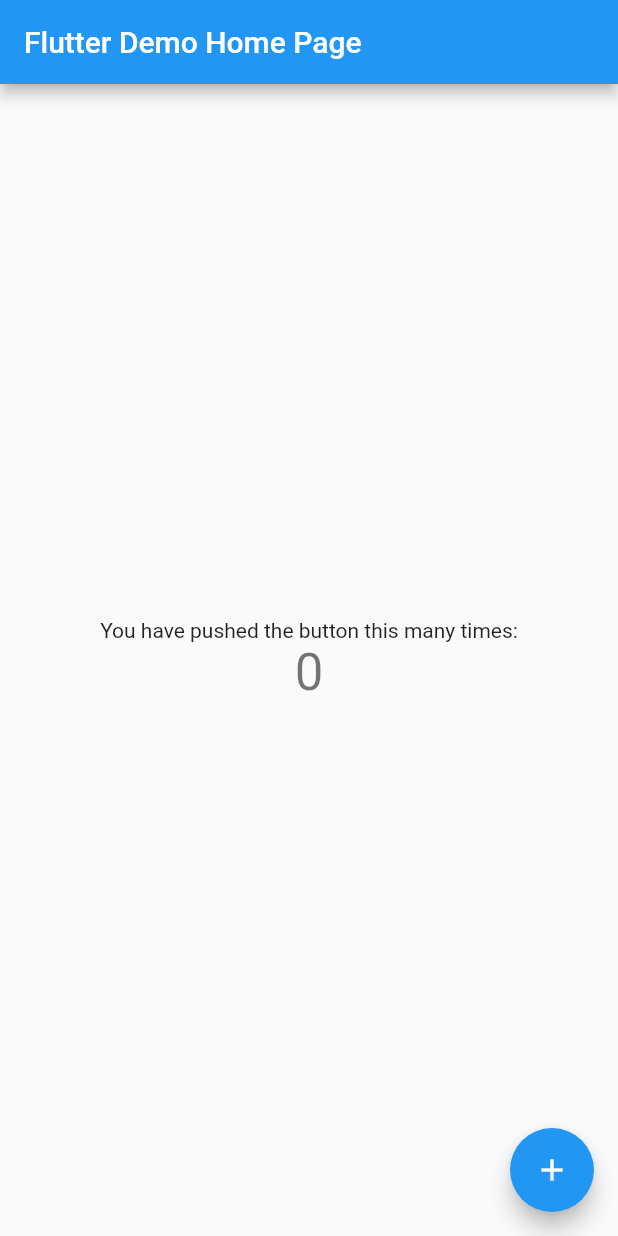
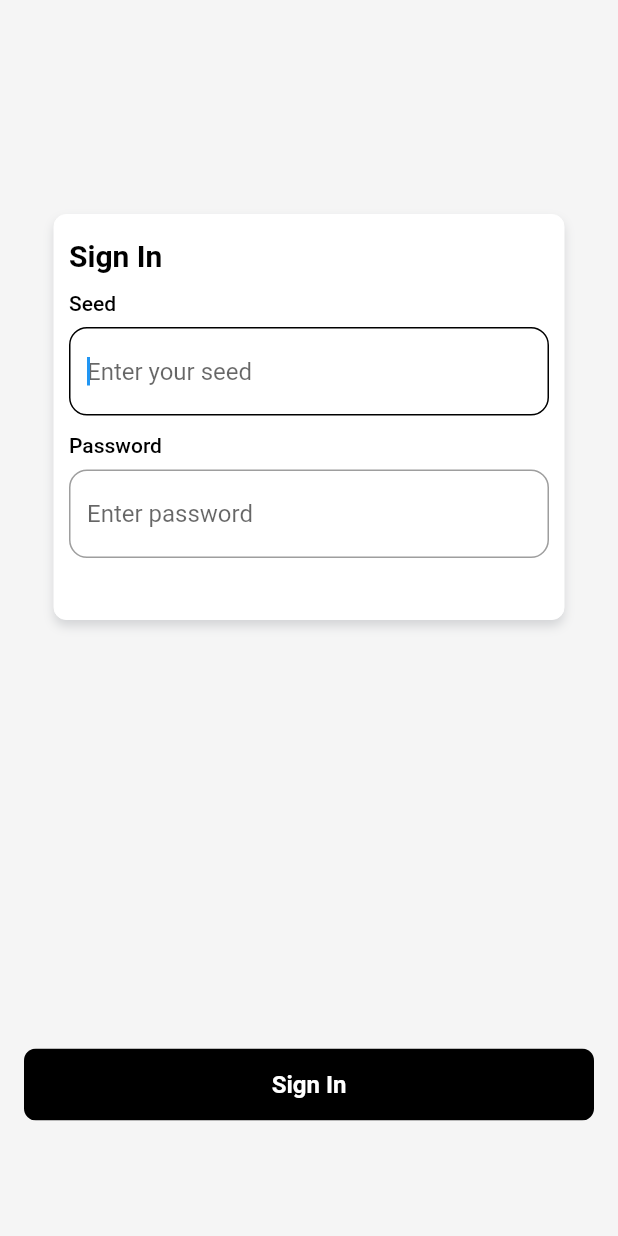
Before and after one commit to Hackathon-Blockchain-App/blockchain_app, a Flutter app: the screen it shows after launch, on a phone screen of 412 x 824 dp. Run offline on Flutter 3.47's test engine with Material 2 defaults, Android fonts, the phone set to English and light mode, and no system bars.

Commit message:
add login screen

```diff
--- /dev/null
+++ b/lib/auth_screen.dart
@@ -0,0 +1,211 @@
+import 'package:flutter/material.dart';
+
+class LoginScreen extends StatefulWidget {
+  _LoginScreenState createState() => _LoginScreenState();
+}
+
+class _LoginScreenState extends State<LoginScreen> {
+  TextEditingController mailController = new TextEditingController();
+  TextEditingController passController = new TextEditingController();
+  bool _validateMail = false;
+  bool _validatePass = false;
+
+  @override
+  Widget build(BuildContext context) {
+    // final AuthBloc bloc = BlocProvider.of<AuthBloc>(context);
+    return Scaffold(
+      backgroundColor: Color.fromRGBO(245, 245, 245, 1),
+      body: Column(
+        children: [
+          Spacer(flex: 2),
+          Container(
+            height: 270,
+            width: 340,
+            decoration: BoxDecoration(
+              color: Colors.white,
+              boxShadow: [
+                BoxShadow(
+                  color: Color.fromRGBO(16, 24, 40, 0.15),
+                  blurRadius: 5,
+                  offset: Offset(0, 4), // Shadow position
+                ),
+              ],
+              // color: Colors.black,
+              border: Border.all(
+                width: 0,
+                color: Colors.white
+              ),
+              borderRadius: BorderRadius.circular(8),
+            ),
+            child: Column(
+              children: <Widget>[
+                GestureDetector(
+                  onTap: () {
+                    print('object');
+                    // return bloc.inEvent.add(OnClickCreate());
+                  },
+                  child: Align(
+                    alignment: Alignment.topLeft,
+                    child: Padding(
+                      padding: const EdgeInsets.only(top: 16.0, left: 10),
+                      child: Text(
+                        'Sign In',
+                        style: TextStyle(
+                            color: Colors.black,
+                            fontSize: 20,
+                            fontWeight: FontWeight.w600),
+                      ),
+                    ),
+                  ),
+                ),
+                Padding(
+                  padding: EdgeInsets.fromLTRB(10, 12, 10, 0),
+                  child: Column(
+                    children: [
+                      Align(
+                        alignment: Alignment.topLeft,
+                        child: const Text(
+                          "Seed",
+                          style: TextStyle(
+                              color: Colors.black,
+                              fontSize: 14,
+                              fontWeight: FontWeight.w500),
+                        ),
+                      ),
+                      Padding(
+                        padding: const EdgeInsets.only(top: 8.0),
+                        child: TextField(
+                          controller: mailController,
+                          autofocus: true,
+                          decoration: InputDecoration(
+                            hintText: 'Enter your seed',
+                            errorText: _validateMail ? 'Incorrect Seed' : null,
+                            focusedErrorBorder: _validateMail
+                                ? const OutlineInputBorder(
+                                    borderSide: BorderSide(color: Colors.red),
+                                    borderRadius:
+                                        BorderRadius.all(Radius.circular(12)))
+                                : null,
+                            errorBorder: _validateMail
+                                ? const OutlineInputBorder(
+                                    borderSide: BorderSide(color: Colors.red),
+                                    borderRadius:
+                                        BorderRadius.all(Radius.circular(12)))
+                                : null,
+                            enabledBorder: const OutlineInputBorder(
+                                borderSide: BorderSide(color: Colors.grey),
+                                borderRadius:
+                                    BorderRadius.all(Radius.circular(12))),
+                            focusedBorder: const OutlineInputBorder(
+                                borderSide: BorderSide(color: Colors.black),
+                                borderRadius:
+                                    BorderRadius.all(Radius.circular(12))),
+                          ),
+                          //keyboardType: TextInputType.text,
+                          textInputAction: TextInputAction.done,
+                        ),
+                      ),
+                    ],
+                  ),
+                ),
+                Padding(
+                  padding: const EdgeInsets.fromLTRB(10, 12, 10, 0),
+                  child: Column(
+                    children: [
+                      const Align(
+                        alignment: Alignment.topLeft,
+                        child: Text(
+                          "Password",
+                          style: TextStyle(
+                              color: Colors.black,
+                              fontSize: 14,
+                              fontWeight: FontWeight.w500),
+                        ),
+                      ),
+                      Padding(
+                        padding: const EdgeInsets.only(top: 8.0),
+                        child: TextField(
+                          controller: passController,
+                          autofocus: true,
+                          decoration: InputDecoration(
+                            hintText: 'Enter password',
+                            errorText:
+                                _validatePass ? 'Incorrect Password' : null,
+                            focusedErrorBorder: _validatePass
+                                ? const OutlineInputBorder(
+                                    borderSide:
+                                        BorderSide(color: Colors.black38),
+                                    borderRadius:
+                                        BorderRadius.all(Radius.circular(12)))
+                                : null,
+                            errorBorder: _validatePass
+                                ? const OutlineInputBorder(
+                                    borderSide: BorderSide(color: Colors.red),
+                                    borderRadius:
+                                        BorderRadius.all(Radius.circular(12)))
+                                : null,
+                            enabledBorder: const OutlineInputBorder(
+                                borderSide: BorderSide(color: Colors.grey),
+                                borderRadius:
+                                    BorderRadius.all(Radius.circular(12))),
+                            focusedBorder: const OutlineInputBorder(
+                                borderSide: BorderSide(color: Colors.black),
+                                borderRadius:
+                                    BorderRadius.all(Radius.circular(12))),
+                          ),
+                          //keyboardType: TextInputType.text,
+                          textInputAction: TextInputAction.done,
+                        ),
+                      ),
+                    ],
+                  ),
+                ),
+              ],
+            ),
+          ),
+          const Spacer(
+            flex: 4,
+          ),
+          Padding(
+            padding: const EdgeInsets.only(bottom: 77.0, left: 16, right: 16),
+            child: GestureDetector(
+              onTap: () {
+                if (mailController.text.isEmpty &&
+                    passController.text.isEmpty) {
+                  setState(() {
+                    _validatePass = true;
+                    _validateMail = true;
+                  });
+                } else if (mailController.text.isEmpty) {
+                  setState(() {
+                    _validateMail = true;
+                  });
+                } else if (passController.text.isEmpty) {
+                  setState(() {
+                    _validatePass = true;
+                  });
+                } else {
+                  // bloc.inEvent.add(OnClickStart());
+                }
+              },
+              child: ClipRRect(
+                borderRadius: BorderRadius.circular(8),
+                child: Container(
+                  height: 48,
+                  color: Colors.black,
+                  child: const Center(
+                    child: Text('Sign In',
+                        style: TextStyle(
+                            color: Colors.white,
+                            fontSize: 16,
+                            fontWeight: FontWeight.w600)),
+                  ),
+                ),
+              ),
+            ),
+          ),
+        ],
+      ),
+    );
+  }
+}
--- /dev/null
+++ b/lib/cubit/auth_cubit.dart
@@ -0,0 +1 @@
+// class AuthCubit extends Cubit<AuthState> {}
--- /dev/null
+++ b/lib/dependencies.dart
@@ -0,0 +1,9 @@
+import 'package:blockchain_app/navigator.dart';
+
+class Dependencies {
+  String defaultFont = "Inter";
+  final AppNavigator navigator;
+
+  Dependencies(this.navigator);
+
+}
--- a/lib/main.dart
+++ b/lib/main.dart
@@ -1,3 +1,4 @@
+import 'package:blockchain_app/auth_screen.dart';
 import 'package:flutter/material.dart';
 
 void main() {
@@ -22,94 +23,8 @@ class MyApp extends StatelessWidget {
           // or simply save your changes to "hot reload" in a Flutter IDE).
           // Notice that the counter didn't reset back to zero; the application
           // is not restarted.
-        primarySwatch: Colors.blue,
-      ),
-      home: const MyHomePage(title: 'Flutter Demo Home Page'),
+          primarySwatch: Colors.blue),
+      home: LoginScreen(),
     );
   }
 }
-
-class MyHomePage extends StatefulWidget {
-  const MyHomePage({Key? key, required this.title}) : super(key: key);
-
-  // This widget is the home page of your application. It is stateful, meaning
-  // that it has a State object (defined below) that contains fields that affect
-  // how it looks.
-
-  // This class is the configuration for the state. It holds the values (in this
-  // case the title) provided by the parent (in this case the App widget) and
-  // used by the build method of the State. Fields in a Widget subclass are
-  // always marked "final".
-
-  final String title;
-
-  @override
-  State<MyHomePage> createState() => _MyHomePageState();
-}
-
-class _MyHomePageState extends State<MyHomePage> {
-  int _counter = 0;
-
-  void _incrementCounter() {
-    setState(() {
-      // This call to setState tells the Flutter framework that something has
-      // changed in this State, which causes it to rerun the build method below
-      // so that the display can reflect the updated values. If we changed
-      // _counter without calling setState(), then the build method would not be
-      // called again, and so nothing would appear to happen.
-      _counter++;
-    });
-  }
-
-  @override
-  Widget build(BuildContext context) {
-    // This method is rerun every time setState is called, for instance as done
-    // by the _incrementCounter method above.
-    //
-    // The Flutter framework has been optimized to make rerunning build methods
-    // fast, so that you can just rebuild anything that needs updating rather
-    // than having to individually change instances of widgets.
-    return Scaffold(
-      appBar: AppBar(
-        // Here we take the value from the MyHomePage object that was created by
-        // the App.build method, and use it to set our appbar title.
-        title: Text(widget.title),
-      ),
-      body: Center(
-        // Center is a layout widget. It takes a single child and positions it
-        // in the middle of the parent.
-        child: Column(
-          // Column is also a layout widget. It takes a list of children and
-          // arranges them vertically. By default, it sizes itself to fit its
-          // children horizontally, and tries to be as tall as its parent.
-          //
-          // Invoke "debug painting" (press "p" in the console, choose the
-          // "Toggle Debug Paint" action from the Flutter Inspector in Android
-          // Studio, or the "Toggle Debug Paint" command in Visual Studio Code)
-          // to see the wireframe for each widget.
-          //
-          // Column has various properties to control how it sizes itself and
-          // how it positions its children. Here we use mainAxisAlignment to
-          // center the children vertically; the main axis here is the vertical
-          // axis because Columns are vertical (the cross axis would be
-          // horizontal).
-          mainAxisAlignment: MainAxisAlignment.center,
-          children: <Widget>[
-            const Text(
-              'You have pushed the button this many times:',
-            ),
-            Text(
-              '$_counter',
-              style: Theme.of(context).textTheme.headline4,
-            ),
-          ],
-        ),
-      ),
-      floatingActionButton: FloatingActionButton(
-        onPressed: _incrementCounter,
-        tooltip: 'Increment',
-        child: const Icon(Icons.add),
-      ), // This trailing comma makes auto-formatting nicer for build methods.
-    );
-  }
-}
--- /dev/null
+++ b/lib/navigator.dart
@@ -0,0 +1,14 @@
+
+import 'package:flutter/material.dart';
+
+class AppNavigator {
+  static final navigatorKey = GlobalKey<NavigatorState>();
+
+  // Открытие страницы с новостью.
+  // openCardScreen(Article article) =>
+  //     navigatorKey.currentState?.push(MaterialPageRoute(
+  //       builder: (context) => NewsCard(article: article),
+  //     ));
+
+  pop() => navigatorKey.currentState?.pop();
+}
--- a/pubspec.yaml
+++ b/pubspec.yaml
@@ -34,6 +34,7 @@ dependencies:
   # The following adds the Cupertino Icons font to your application.
   # Use with the CupertinoIcons class for iOS style icons.
   cupertino_icons: ^1.0.2
+  flutter_bloc: ^8.1.1
 
 dev_dependencies:
   flutter_test:
```
Also changed, not shown: pubspec.lock. Lines whose indentation alone changed are shown as unchanged.
